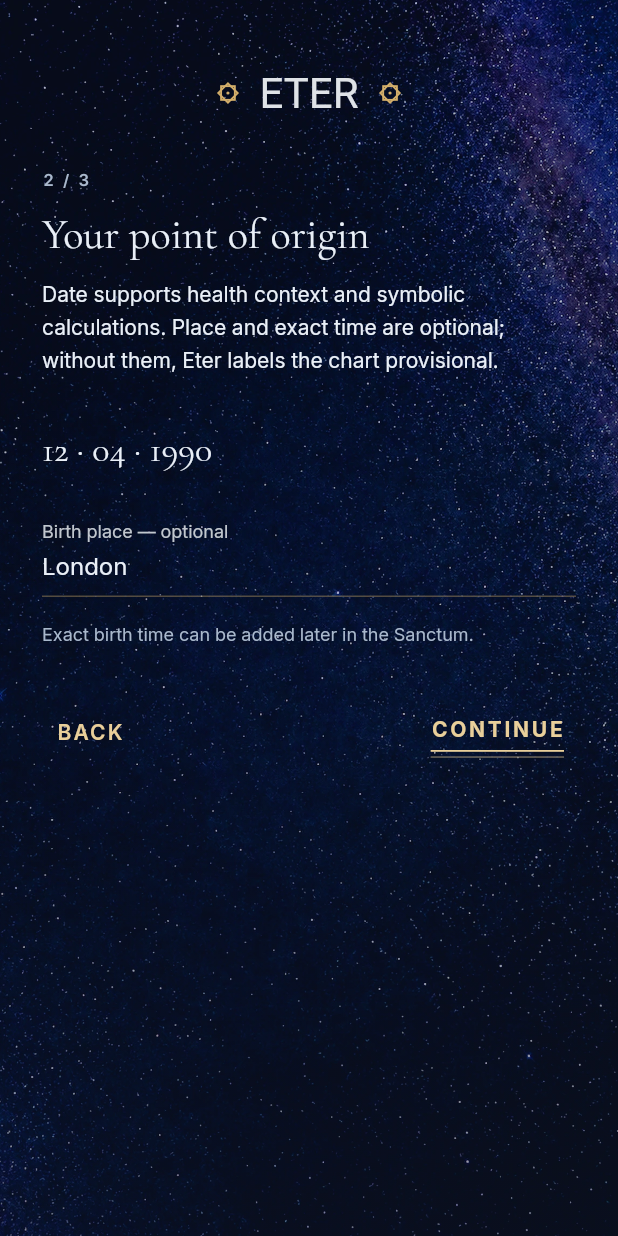
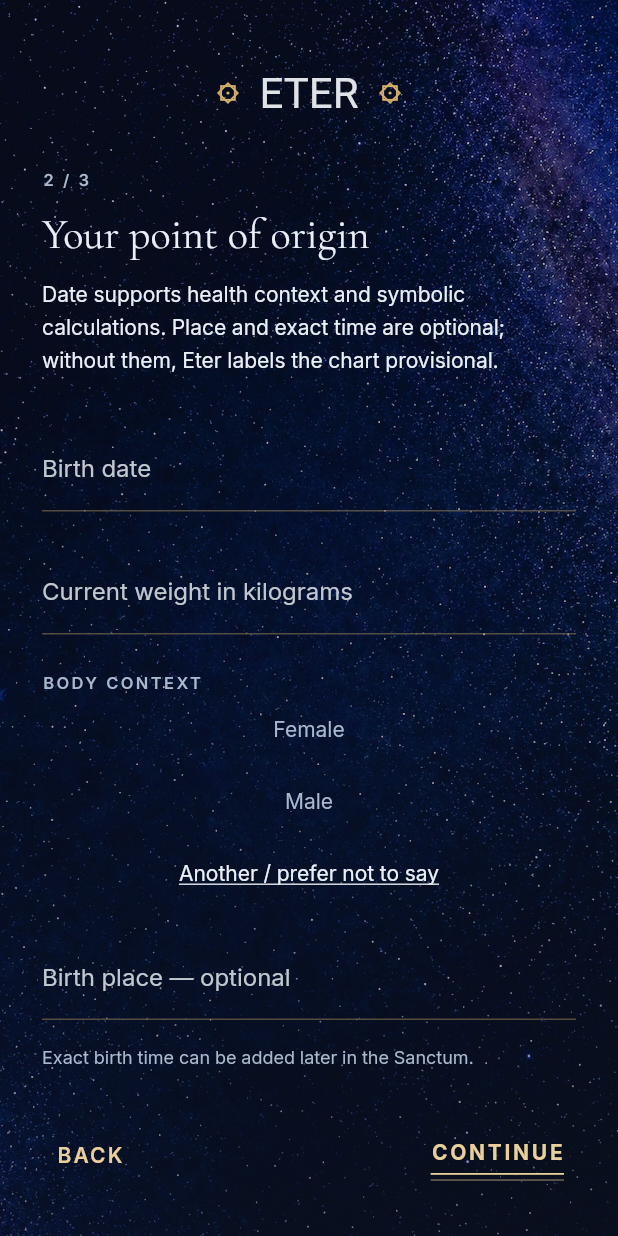
Before and after one commit to Buzka42/eter2, a Flutter app: the screen it shows after launch, after a tap on "CONTINUE", on a phone screen of 412 x 824 dp. Run offline on Flutter 3.47's test engine with Material 3 defaults, Android fonts, the phone set to English and light mode, and no system bars; our stand-ins replace drift, flutter_riverpod, speech_to_text, video_player; missing offline and left inert: astronomia; accounts and stored records are empty; generated files the repository leaves out were written again.

Commit message:
Replace production fixtures with real onboarding

```diff
--- a/app/lib/features/onboarding/onboarding_flow.dart
+++ b/app/lib/features/onboarding/onboarding_flow.dart
@@ -17,7 +17,7 @@
   });
 
   final AppDatabase database;
-  final ProfileRow profile;
+  final ProfileRow? profile;
   final VoidCallback onComplete;
 
   @override
@@ -28,17 +28,29 @@
   final _name = TextEditingController();
   final _intention = TextEditingController();
   final _birthPlace = TextEditingController();
+  final _dob = TextEditingController();
+  final _weight = TextEditingController();
   var _step = 0;
+  var _sex = 'other';
   var _ai = false;
   var _journalAi = false;
   var _cloud = false;
   var _saving = false;
+  String? _birthError;
 
   @override
   void initState() {
     super.initState();
-    _name.text = widget.profile.firstName ?? '';
-    _birthPlace.text = widget.profile.birthPlace ?? '';
+    final profile = widget.profile;
+    _name.text = profile?.firstName ?? '';
+    _birthPlace.text = profile?.birthPlace ?? '';
+    _sex = profile?.sex ?? 'other';
+    if (profile != null) {
+      _dob.text = '${profile.dob.year.toString().padLeft(4, '0')}-'
+          '${profile.dob.month.toString().padLeft(2, '0')}-'
+          '${profile.dob.day.toString().padLeft(2, '0')}';
+      _weight.text = profile.weightKg.toStringAsFixed(1);
+    }
   }
 
   @override
@@ -46,14 +58,23 @@
     _name.dispose();
     _intention.dispose();
     _birthPlace.dispose();
+    _dob.dispose();
+    _weight.dispose();
     super.dispose();
   }
 
   Future<void> _finish() async {
     setState(() => _saving = true);
     final now = DateTime.now().toUtc();
-    await widget.database.saveProfile(
-      widget.profile.toCompanion(true).copyWith(
+    final dob = DateTime.parse(_dob.text.trim());
+    final weight = double.parse(_weight.text.trim());
+    final existing = widget.profile;
+    final profile = existing == null
+        ? ProfilesCompanion.insert(
+            dob: dob,
+            sex: _sex,
+            weightKg: weight,
+            units: 'metric',
             firstName:
                 Value(_name.text.trim().isEmpty ? null : _name.text.trim()),
             birthPlace: Value(_birthPlace.text.trim().isEmpty
@@ -62,8 +83,21 @@
             aiConsentAt: Value(_ai ? now : null),
             journalAiConsentAt: Value(_ai && _journalAi ? now : null),
             cloudSyncConsentAt: Value(_cloud ? now : null),
-          ),
-    );
+          )
+        : existing.toCompanion(true).copyWith(
+              dob: Value(dob),
+              sex: Value(_sex),
+              weightKg: Value(weight),
+              firstName:
+                  Value(_name.text.trim().isEmpty ? null : _name.text.trim()),
+              birthPlace: Value(_birthPlace.text.trim().isEmpty
+                  ? null
+                  : _birthPlace.text.trim()),
+              aiConsentAt: Value(_ai ? now : null),
+              journalAiConsentAt: Value(_ai && _journalAi ? now : null),
+              cloudSyncConsentAt: Value(_cloud ? now : null),
+            );
+    await widget.database.saveProfile(profile);
     await widget.database.saveIntakeAnswer(
       key: 'primary_intention',
       value: _intention.text.trim(),
@@ -75,6 +109,30 @@
       tier: 'essential',
     );
     if (mounted) widget.onComplete();
+  }
+
+  bool _validateBirth() {
+    final dob = DateTime.tryParse(_dob.text.trim());
+    final weight = double.tryParse(_weight.text.trim());
+    String? error;
+    if (dob == null || dob.isAfter(DateTime.now())) {
+      error = 'Enter a valid birth date as YYYY-MM-DD.';
+    } else {
+      final today = DateTime.now();
+      var age = today.year - dob.year;
+      if (today.month < dob.month ||
+          (today.month == dob.month && today.day < dob.day)) {
+        age--;
+      }
+      if (age < 16) {
+        error = 'Eter is currently available to people aged 16 and over.';
+      }
+    }
+    if (error == null && (weight == null || weight < 20 || weight > 500)) {
+      error = 'Enter your current weight between 20 and 500 kg.';
+    }
+    setState(() => _birthError = error);
+    return error == null;
   }
 
   @override
@@ -114,8 +172,12 @@
                             ),
                           1 => _BirthStep(
                               key: const ValueKey(1),
-                              profile: widget.profile,
+                              dob: _dob,
+                              weight: _weight,
+                              sex: _sex,
+                              onSex: (value) => setState(() => _sex = value),
                               place: _birthPlace,
+                              error: _birthError,
                             ),
                           _ => _ConsentStep(
                               key: const ValueKey(2),
@@ -156,6 +218,9 @@
                                 : () {
                                     FocusScope.of(context).unfocus();
                                     if (_step < 2) {
+                                      if (_step == 1 && !_validateBirth()) {
+                                        return;
+                                      }
                                       setState(() => _step++);
                                     } else {
                                       _finish();
@@ -226,11 +291,19 @@
 class _BirthStep extends StatelessWidget {
   const _BirthStep({
     super.key,
-    required this.profile,
+    required this.dob,
+    required this.weight,
+    required this.sex,
+    required this.onSex,
     required this.place,
+    required this.error,
   });
-  final ProfileRow profile;
+  final TextEditingController dob;
+  final TextEditingController weight;
+  final String sex;
+  final ValueChanged<String> onSex;
   final TextEditingController place;
+  final String? error;
 
   @override
   Widget build(BuildContext context) => _StepBody(
@@ -238,13 +311,37 @@
         intro:
             'Date supports health context and symbolic calculations. Place and exact time are optional; without them, Eter labels the chart provisional.',
         children: [
-          Text(
-            '${profile.dob.day.toString().padLeft(2, '0')} · '
-            '${profile.dob.month.toString().padLeft(2, '0')} · '
-            '${profile.dob.year}',
-            style: Theme.of(context).textTheme.headlineSmall,
+          _LineField(
+            controller: dob,
+            label: 'Birth date',
+            hint: 'YYYY-MM-DD',
+            keyboardType: TextInputType.datetime,
           ),
           const SizedBox(height: EterSpace.s24),
+          _LineField(
+            controller: weight,
+            label: 'Current weight in kilograms',
+            hint: '70',
+            keyboardType: const TextInputType.numberWithOptions(decimal: true),
+          ),
+          const SizedBox(height: EterSpace.s24),
+          Text('BODY CONTEXT', style: Theme.of(context).textTheme.labelSmall),
+          Wrap(
+            spacing: EterSpace.s16,
+            children: [
+              for (final option in const {
+                'female': 'Female',
+                'male': 'Male',
+                'other': 'Another / prefer not to say',
+              }.entries)
+                _TextChoice(
+                  label: option.value,
+                  selected: sex == option.key,
+                  onTap: () => onSex(option.key),
+                ),
+            ],
+          ),
+          const SizedBox(height: EterSpace.s16),
           _LineField(
             controller: place,
             label: 'Birth place — optional',
@@ -255,6 +352,18 @@
             'Exact birth time can be added later in the Sanctum.',
             style: Theme.of(context).textTheme.bodySmall,
           ),
+          if (error != null) ...[
+            const SizedBox(height: EterSpace.s16),
+            Semantics(
+              liveRegion: true,
+              child: Text(
+                error!,
+                style: Theme.of(context).textTheme.bodyMedium?.copyWith(
+                      color: EterInk.of(context).lineStrong,
+                    ),
+              ),
+            ),
+          ],
         ],
       );
 }
@@ -335,11 +444,13 @@
     required this.label,
     this.hint,
     this.lines = 1,
+    this.keyboardType,
   });
   final TextEditingController controller;
   final String label;
   final String? hint;
   final int lines;
+  final TextInputType? keyboardType;
 
   @override
   Widget build(BuildContext context) {
@@ -348,6 +459,7 @@
       controller: controller,
       minLines: lines,
       maxLines: lines,
+      keyboardType: keyboardType,
       decoration: InputDecoration(
         labelText: label,
         hintText: hint,
@@ -357,6 +469,44 @@
             UnderlineInputBorder(borderSide: BorderSide(color: ink.line)),
         focusedBorder:
             UnderlineInputBorder(borderSide: BorderSide(color: ink.lineStrong)),
+      ),
+    );
+  }
+}
+
+class _TextChoice extends StatelessWidget {
+  const _TextChoice({
+    required this.label,
+    required this.selected,
+    required this.onTap,
+  });
+  final String label;
+  final bool selected;
+  final VoidCallback onTap;
+
+  @override
+  Widget build(BuildContext context) {
+    final ink = EterInk.of(context);
+    return Semantics(
+      button: true,
+      selected: selected,
+      child: GestureDetector(
+        behavior: HitTestBehavior.opaque,
+        onTap: onTap,
+        child: ConstrainedBox(
+          constraints: const BoxConstraints(minHeight: 48),
+          child: Center(
+            child: Text(
+              label,
+              style: Theme.of(context).textTheme.bodyMedium?.copyWith(
+                    color: selected ? ink.label : ink.labelMuted,
+                    decoration: selected
+                        ? TextDecoration.underline
+                        : TextDecoration.none,
+                  ),
+            ),
+          ),
+        ),
       ),
     );
   }
--- a/app/lib/main.dart
+++ b/app/lib/main.dart
@@ -9,21 +9,20 @@
 import 'core/register.dart';
 import 'core/symbolic/solar.dart';
 import 'core/theme.dart';
-import 'features/prototype/fixtures.dart';
 import 'features/onboarding/onboarding_flow.dart';
 import 'features/shell/eter_shell.dart';
 
 /// Bootstrap.
 ///
-/// Opens the canonical local store, seeds prototype fixtures where tables are
-/// empty (the pipelines that will replace them are unbuilt), and hands off to
-/// the shell. Firebase initialisation, the auth gate and the health
-/// resume-sync wrapper all belong in the chain here and are added as those
-/// layers land.
+/// Opens the canonical local store and hands off to onboarding or the shell.
+///
+/// Prototype data is test-harness-only. A real fresh install must never wake
+/// up as somebody else's profile or imply that health signals were measured.
+/// Firebase initialisation, the auth gate and the health resume-sync wrapper
+/// belong in this chain as those layers land.
 Future<void> main() async {
   WidgetsFlutterBinding.ensureInitialized();
   final database = AppDatabase();
-  await PrototypeFixtures.seedIfEmpty(database, DateTime.now());
   runApp(
     ProviderScope(
       overrides: [databaseProvider.overrideWithValue(database)],
@@ -119,15 +118,13 @@
           themeMode: night ? ThemeMode.dark : ThemeMode.light,
           home: EterRegisterScope(
             register: register,
-            child: profile == null
-                ? const SizedBox.shrink()
-                : FutureBuilder<Map<String, IntakeAnswerRow>>(
+            child: FutureBuilder<Map<String, IntakeAnswerRow>>(
               future: intakeFuture,
               builder: (context, intake) {
                 if (!intake.hasData) return const SizedBox.shrink();
                 final complete = _onboardingCompletedNow ||
                     intake.data?['onboarding_complete']?.value == 'true';
-                      if (!complete) {
+                if (profile == null || !complete) {
                   return OnboardingFlow(
                     database: db,
                     profile: profile,
@@ -135,9 +132,7 @@
                         setState(() => _onboardingCompletedNow = true),
                   );
                 }
-                      return EterShell(
-                        startSurface: profile.startSurface,
-                      );
+                return EterShell(startSurface: profile.startSurface);
               },
             ),
           ),
```
Also changed, not shown: 2 other files. Lines whose indentation alone changed are shown as unchanged.
